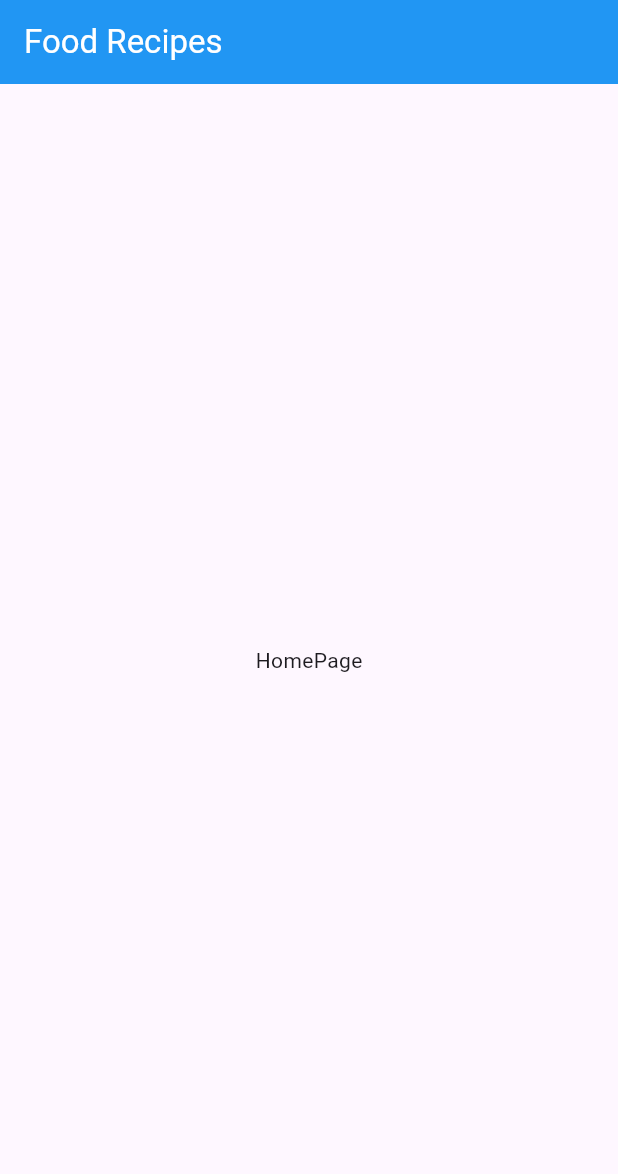
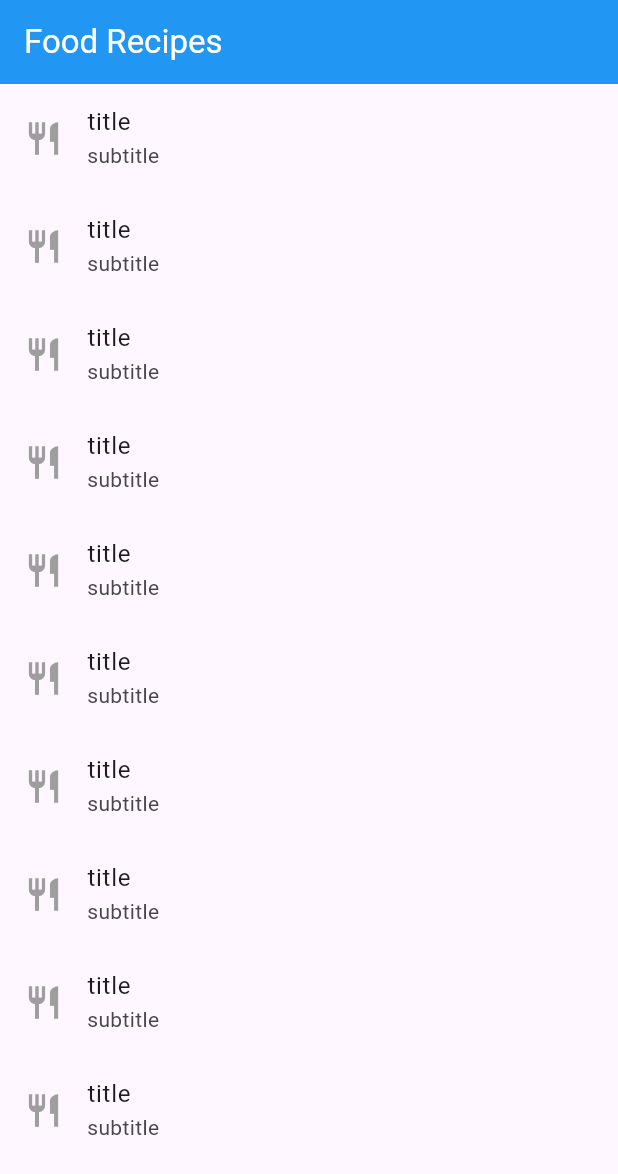
Before and after one commit to sreerupmojumder/food_recipes, a Flutter app: the screen it shows after launch, on a phone screen of 412 x 824 dp. Shown: the top 1174 px of the screen. Run offline on Flutter 3.47's test engine with Material 3 defaults, Android fonts, the phone set to English and light mode, and no system bars.

Commit message:
Replace HomeScreen with FoodRecipeListScreen and implement recipe list UI

```diff
--- a/lib/main.dart
+++ b/lib/main.dart
@@ -1,5 +1,5 @@
 import 'package:flutter/material.dart';
-import 'package:food_recipes/ui/screen/home_screen.dart';
+import 'package:food_recipes/ui/screen/food_recipe_list_screen.dart';
 
 void main() {
   runApp(const MyApp());
@@ -10,6 +10,9 @@ class MyApp extends StatelessWidget {
 
   @override
   Widget build(BuildContext context) {
-    return MaterialApp(debugShowCheckedModeBanner: false, home: HomeScreen());
+    return MaterialApp(
+      debugShowCheckedModeBanner: false,
+      home: FoodRecipeListScreen(),
+    );
   }
 }
--- /dev/null
+++ b/lib/ui/screen/food_recipe_list_screen.dart
@@ -0,0 +1,30 @@
+import 'package:flutter/material.dart';
+
+class FoodRecipeListScreen extends StatefulWidget {
+  const FoodRecipeListScreen({super.key});
+
+  @override
+  State<FoodRecipeListScreen> createState() => _HomeScreenState();
+}
+
+class _HomeScreenState extends State<FoodRecipeListScreen> {
+  @override
+  Widget build(BuildContext context) {
+    return Scaffold(
+      appBar: AppBar(
+        backgroundColor: Colors.blue,
+        title: Text('Food Recipes', style: TextStyle(color: Colors.white)),
+      ),
+      body: ListView.builder(
+        itemCount: 10,
+        itemBuilder: (context, index) {
+          return ListTile(
+            leading: Icon(Icons.restaurant, color: Colors.grey, size: 26),
+            title: Text('title'),
+            subtitle: Text('subtitle'),
+          );
+        },
+      ),
+    );
+  }
+}
--- a/lib/ui/screen/home_screen.dart
+++ /dev/null
@@ -1,16 +0,0 @@
-import 'package:flutter/material.dart';
-
-class HomeScreen extends StatelessWidget {
-  const HomeScreen({super.key});
-
-  @override
-  Widget build(BuildContext context) {
-    return Scaffold(
-      appBar: AppBar(
-        backgroundColor: Colors.blue,
-        title: Text('Food Recipes', style: TextStyle(color: Colors.white)),
-      ),
-      body: Center(child: Text('HomePage')),
-    );
-  }
-}
```
